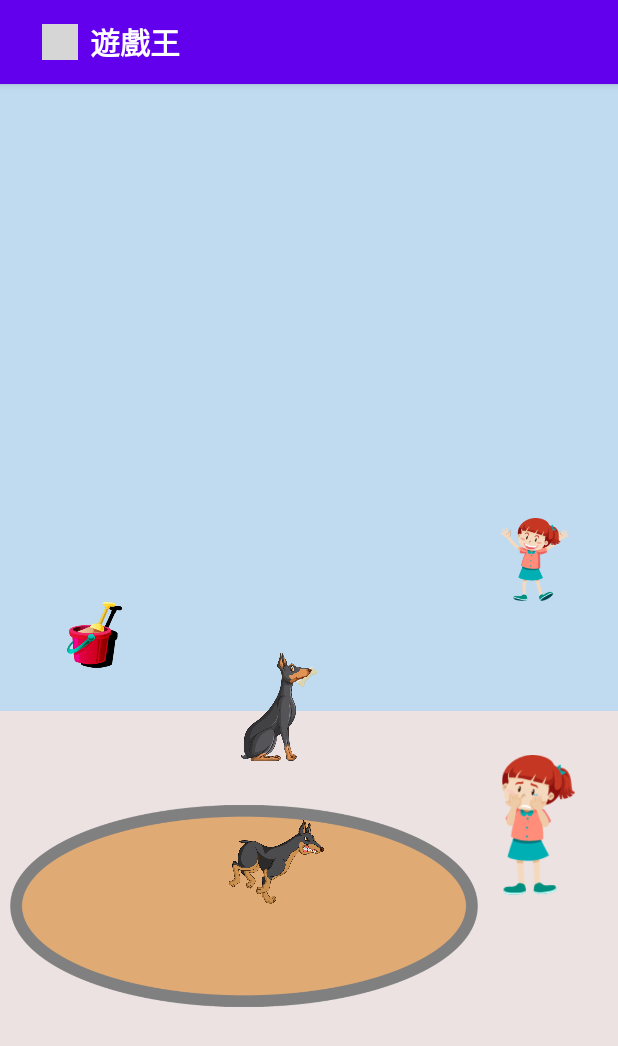
After one commit to martinho2808/game_king, an Android app: the Game7Activity screen opened directly, with no data from a screen before it, on a phone screen of 412 x 824 dp. The commit adds this screen. Shown: the top 1046 px of the screen. Run offline under Robolectric (Android 15) with nearby library versions, the phone set to English and light mode, and no system bars; grey boxes are pictures that could not be loaded.

Commit message:
init game7

```diff
--- a/app/src/main/AndroidManifest.xml
+++ b/app/src/main/AndroidManifest.xml
@@ -1,8 +1,10 @@
 <?xml version="1.0" encoding="utf-8"?>
 <manifest xmlns:android="http://schemas.android.com/apk/res/android"
     xmlns:tools="http://schemas.android.com/tools">
-    <uses-permission android:name="android.permission.READ_EXTERNAL_STORAGE"/>
-    <uses-permission android:name="android.permission.WRITE_EXTERNAL_STORAGE"/>
+
+    <uses-permission android:name="android.permission.READ_EXTERNAL_STORAGE" />
+    <uses-permission android:name="android.permission.WRITE_EXTERNAL_STORAGE" />
+
     <application
         android:allowBackup="true"
         android:dataExtractionRules="@xml/data_extraction_rules"
@@ -13,6 +15,10 @@
         android:supportsRtl="true"
         android:theme="@style/Theme.GameKing"
         tools:targetApi="31">
+        <activity
+            android:name=".Game7Activity"
+            android:exported="false">
+        </activity>
         <activity
             android:name=".MenuActivity"
             android:exported="false" />
@@ -43,13 +49,14 @@
             android:exported="true">
             <intent-filter>
                 <action android:name="android.intent.action.MAIN" />
+
                 <category android:name="android.intent.category.LAUNCHER" />
             </intent-filter>
         </activity>
         <activity
             android:name=".MainMenuActivity"
             android:exported="false"
-            android:theme="@style/Theme.GameKing"/>
+            android:theme="@style/Theme.GameKing" />
     </application>
 
 </manifest>
--- /dev/null
+++ b/app/src/main/java/com/example/gema_king/Game7Activity.java
@@ -0,0 +1,139 @@
+package com.example.gema_king;
+
+import android.graphics.Color;
+import android.graphics.Rect;
+import android.media.Image;
+import android.os.Bundle;
+import android.util.Log;
+import android.view.MotionEvent;
+import android.view.View;
+import android.view.ViewTreeObserver;
+import android.widget.ImageView;
+
+import androidx.activity.EdgeToEdge;
+import androidx.appcompat.app.AppCompatActivity;
+import androidx.core.graphics.Insets;
+import androidx.core.view.ViewCompat;
+import androidx.core.view.WindowInsetsCompat;
+
+public class Game7Activity extends AppCompatActivity implements View.OnClickListener{
+
+    private static final String TAG = "GameActivity";
+
+    private ImageView cryingGirl, happyGirl, bone, goodDog, badDog, bucket, shovel;
+
+    private View parentView;
+
+    private float dX, dY;
+    private int lastAction;
+
+    private boolean isColliding;
+
+    @Override
+    protected void onCreate(Bundle savedInstanceState) {
+        super.onCreate(savedInstanceState);
+        EdgeToEdge.enable(this);
+        setContentView(R.layout.activity_game7);
+        ViewCompat.setOnApplyWindowInsetsListener(findViewById(R.id.main), (v, insets) -> {
+            Insets systemBars = insets.getInsets(WindowInsetsCompat.Type.systemBars());
+            v.setPadding(systemBars.left, systemBars.top, systemBars.right, systemBars.bottom);
+            return insets;
+        });
+
+        cryingGirl = findViewById(R.id.cryingGirl);
+        happyGirl = findViewById(R.id.happyGirl);
+
+        bone = findViewById(R.id.bone);
+        goodDog = findViewById(R.id.goodDog);
+        badDog = findViewById(R.id.badDog);
+        bucket = findViewById(R.id.bucket);
+        shovel = findViewById(R.id.shovel);
+    }
+
+    @Override
+    protected void onResume() {
+        super.onResume();
+
+        shovel.setVisibility(View.INVISIBLE);
+        bone.setVisibility(View.INVISIBLE);
+
+        bucket.setOnClickListener(this);
+
+        parentView = (View) shovel.getParent();
+        parentView.getViewTreeObserver().addOnGlobalLayoutListener(new ViewTreeObserver.OnGlobalLayoutListener() {
+            @Override
+            public void onGlobalLayout() {
+                parentView.getViewTreeObserver().removeOnGlobalLayoutListener(this);
+                int parentWidth = parentView.getWidth();
+                int parentHeight = parentView.getHeight();
+
+                shovel.setOnTouchListener(createDragListener(parentWidth, parentHeight));
+                bone.setOnTouchListener(createDragListener(parentWidth, parentHeight));
+            }
+        });
+    }
+
+    @Override
+    public void onClick(View v) {
+        Log.i(TAG, "Start clicking");
+        if (v.getId() == bucket.getId()) {
+            shovel.setVisibility(View.VISIBLE);
+            shovel.setClickable(true);
+        }
+    }
+    private View.OnTouchListener createDragListener(final int parentWidth, final int parentHeight) {
+        return new View.OnTouchListener() {
+            private float dX, dY;
+
+            @Override
+            public boolean onTouch(View view, MotionEvent event) {
+                Log.i(TAG, "In touch mode");
+                switch (event.getAction()) {
+                    case MotionEvent.ACTION_DOWN:
+                        Log.i(TAG, "Action down");
+                        dX = view.getX() - event.getRawX();
+                        dY = view.getY() - event.getRawY();
+                        if(isColliding) {
+                            Log.i(TAG, "changing the visibility of bone");
+                            bone.setVisibility(View.VISIBLE);
+                        }
+                        break;
+
+                    case MotionEvent.ACTION_MOVE:
+                        float newX = event.getRawX() + dX;
+                        float newY = event.getRawY() + dY;
+
+                        // Apply constraints
+                        if (newX < 0) newX = 0;
+                        if (newY < 0) newY = 0;
+                        if (newX > parentWidth - view.getWidth())
+                            newX = parentWidth - view.getWidth();
+                        if (newY > parentHeight - view.getHeight())
+                            newY = parentHeight - view.getHeight();
+
+                        view.setX(newX);
+                        view.setY(newY);
+
+                        // Check collision
+                        isColliding = isCollision(view, bone);
+                        isColliding = isCollision(view, badDog);
+                        Log.i(TAG, "Collide: " + isColliding);
+                        break;
+                    default:
+                        return false;
+                }
+                return true;
+            }
+        };
+    }
+
+    private boolean isCollision(View view1, View view2) {
+        Rect rect1 = new Rect();
+        view1.getHitRect(rect1);
+
+        Rect rect2 = new Rect();
+        view2.getHitRect(rect2);
+
+        return Rect.intersects(rect1, rect2);
+    }
+}
--- /dev/null
+++ b/app/src/main/res/layout/activity_game7.xml
@@ -0,0 +1,156 @@
+<?xml version="1.0" encoding="utf-8"?>
+<RelativeLayout xmlns:android="http://schemas.android.com/apk/res/android"
+    xmlns:app="http://schemas.android.com/apk/res-auto"
+    xmlns:tools="http://schemas.android.com/tools"
+    android:id="@+id/main"
+    android:layout_width="match_parent"
+    android:layout_height="match_parent"
+    android:background="#C0DBF0"
+    tools:context=".Game7Activity">
+
+    <!-- Toolbar -->
+    <androidx.appcompat.widget.Toolbar
+        android:id="@+id/toolbar"
+        android:layout_width="match_parent"
+        android:layout_height="?attr/actionBarSize"
+        android:background="@color/purple_500"
+        android:elevation="4dp"
+        android:theme="@style/ThemeOverlay.AppCompat.Dark.ActionBar"
+        app:popupTheme="@style/ThemeOverlay.AppCompat.Light">
+
+        <LinearLayout
+            android:layout_width="match_parent"
+            android:layout_height="match_parent"
+            android:gravity="center_vertical"
+            android:orientation="horizontal"
+            android:paddingStart="12dp"
+            tools:ignore="RtlSymmetry,UseCompoundDrawables">
+
+            <ImageView
+                android:layout_width="24dp"
+                android:layout_height="24dp"
+                android:layout_marginEnd="8dp"
+                android:contentDescription="@string/app_name"
+                android:src="@drawable/game_logo" />
+
+            <TextView
+                android:layout_width="wrap_content"
+                android:layout_height="wrap_content"
+                android:text="@string/app_title"
+                android:textColor="@android:color/white"
+                android:textSize="20sp"
+                android:textStyle="bold" />
+        </LinearLayout>
+    </androidx.appcompat.widget.Toolbar>
+
+    <View
+        android:id="@+id/view"
+        android:layout_width="wrap_content"
+        android:layout_height="350dp"
+        android:layout_alignParentEnd="true"
+        android:layout_alignParentBottom="true"
+        android:background="#EDE2E2"
+        android:clickable="false"
+        android:focusable="false"
+        android:longClickable="false" />
+
+    <ImageView
+        android:id="@+id/pool"
+        android:layout_width="312dp"
+        android:layout_height="289dp"
+        android:layout_alignParentEnd="true"
+        android:layout_alignParentBottom="true"
+        android:layout_marginEnd="93dp"
+        android:layout_marginBottom="75dp"
+        app:srcCompat="@drawable/sandpool"
+        android:clickable="false"
+        android:focusable="false"
+        android:longClickable="false" />
+
+
+    <ImageView
+        android:id="@+id/bone"
+        android:layout_width="57dp"
+        android:layout_height="37dp"
+        android:layout_alignParentStart="true"
+        android:layout_alignParentBottom="true"
+        android:layout_marginStart="72dp"
+        android:layout_marginBottom="191dp"
+        android:visibility="invisible"
+        app:srcCompat="@drawable/bone" />
+
+    <ImageView
+        android:id="@+id/happyGirl"
+        android:layout_width="51dp"
+        android:layout_height="55dp"
+        android:layout_alignParentTop="true"
+        android:layout_alignParentEnd="true"
+        android:layout_marginTop="345dp"
+        android:layout_marginEnd="30dp"
+        app:srcCompat="@drawable/happy"
+        android:clickable="false"
+        android:focusable="false"
+        android:longClickable="false" />
+
+    <ImageView
+        android:id="@+id/cryingGirl"
+        android:layout_width="54dp"
+        android:layout_height="93dp"
+        android:layout_alignParentEnd="true"
+        android:layout_alignParentBottom="true"
+        android:layout_marginEnd="26dp"
+        android:layout_marginBottom="227dp"
+        app:srcCompat="@drawable/scary"
+        android:clickable="false"
+        android:focusable="false"
+        android:longClickable="false" />
+
+    <ImageView
+        android:id="@+id/bucket"
+        android:layout_width="38dp"
+        android:layout_height="44dp"
+        android:layout_alignParentStart="true"
+        android:layout_alignParentTop="true"
+        android:layout_marginStart="44dp"
+        android:layout_marginTop="401dp"
+        android:clickable="false"
+        android:focusable="false"
+        android:longClickable="false"
+        app:srcCompat="@drawable/sandbucket" />
+
+    <ImageView
+        android:id="@+id/badDog"
+        android:layout_width="63dp"
+        android:layout_height="68dp"
+        android:layout_alignParentEnd="true"
+        android:layout_alignParentBottom="true"
+        android:layout_marginEnd="196dp"
+        android:layout_marginBottom="215dp"
+        app:srcCompat="@drawable/baddog"
+        android:visibility="visible" />
+
+    <ImageView
+        android:id="@+id/goodDog"
+        android:layout_width="53dp"
+        android:layout_height="72dp"
+        android:layout_alignParentTop="true"
+        android:layout_alignParentEnd="true"
+        android:layout_marginTop="435dp"
+        android:layout_marginEnd="199dp"
+        app:srcCompat="@drawable/gooddog"
+        tools:visibility="invisible" />
+
+    <ImageView
+        android:id="@+id/shovel"
+        android:layout_width="39dp"
+        android:layout_height="42dp"
+        android:layout_alignParentStart="true"
+        android:layout_alignParentTop="true"
+        android:layout_marginStart="82dp"
+        android:layout_marginTop="370dp"
+        android:focusableInTouchMode="false"
+        app:srcCompat="@drawable/shovel"
+        tools:visibility="invisible" />
+
+
+</RelativeLayout>
```
Also changed, not shown: app/src/main/res/drawable/baddog.png (added), app/src/main/res/drawable/bone.png (added), app/src/main/res/drawable/gooddog.png (added), app/src/main/res/drawable/happy.png (added), app/src/main/res/drawable/sand.png (added), app/src/main/res/drawable/sandbucket.png (added), app/src/main/res/drawable/sandpool.png (added), app/src/main/res/drawable/scary.png (added), app/src/main/res/drawable/shovel.png (added), app/src/main/res/values/strings.xml (line endings or trailing spaces).
